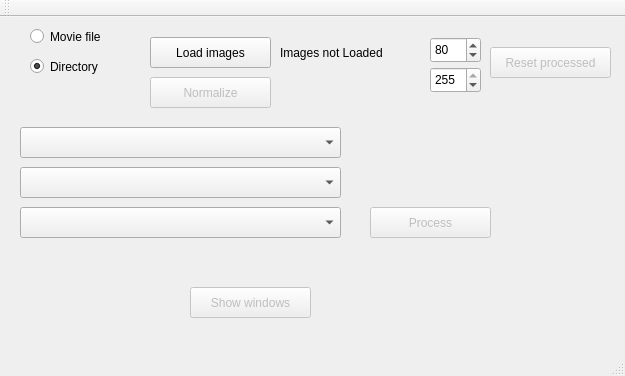
The window that src/GUI/mainwindow.ui (mjedros/mgr) describes before a commit, drawn with Qt 5.
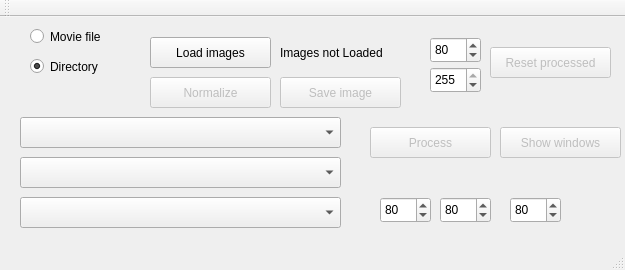
The same window after the commit.

```diff
--- a/src/GUI/mainwindow.ui
+++ b/src/GUI/mainwindow.ui
@@ -7,7 +7,7 @@
     <x>0</x>
     <y>0</y>
     <width>625</width>
-    <height>376</height>
+    <height>270</height>
    </rect>
   </property>
   <property name="windowTitle">
@@ -18,7 +18,7 @@
     <property name="geometry">
      <rect>
       <x>20</x>
-      <y>150</y>
+      <y>100</y>
       <width>321</width>
       <height>31</height>
      </rect>
@@ -31,7 +31,7 @@
     <property name="geometry">
      <rect>
       <x>370</x>
-      <y>190</y>
+      <y>110</y>
       <width>121</width>
       <height>31</height>
      </rect>
@@ -44,7 +44,7 @@
     <property name="geometry">
      <rect>
       <x>20</x>
-      <y>110</y>
+      <y>140</y>
       <width>321</width>
       <height>31</height>
      </rect>
@@ -98,8 +98,8 @@
     </property>
     <property name="geometry">
      <rect>
-      <x>190</x>
-      <y>270</y>
+      <x>500</x>
+      <y>110</y>
       <width>121</width>
       <height>31</height>
      </rect>
@@ -128,7 +128,7 @@
     <property name="geometry">
      <rect>
       <x>20</x>
-      <y>190</y>
+      <y>180</y>
       <width>321</width>
       <height>31</height>
      </rect>
@@ -214,6 +214,70 @@
      <string>Reset processed</string>
     </property>
    </widget>
+   <widget class="QPushButton" name="SaveImage">
+    <property name="enabled">
+     <bool>false</bool>
+    </property>
+    <property name="geometry">
+     <rect>
+      <x>280</x>
+      <y>60</y>
+      <width>121</width>
+      <height>31</height>
+     </rect>
+    </property>
+    <property name="text">
+     <string>Save image</string>
+    </property>
+   </widget>
+   <widget class="QSpinBox" name="lowLewel_2">
+    <property name="geometry">
+     <rect>
+      <x>510</x>
+      <y>180</y>
+      <width>51</width>
+      <height>26</height>
+     </rect>
+    </property>
+    <property name="maximum">
+     <number>255</number>
+    </property>
+    <property name="value">
+     <number>80</number>
+    </property>
+   </widget>
+   <widget class="QSpinBox" name="lowLewel_3">
+    <property name="geometry">
+     <rect>
+      <x>380</x>
+      <y>180</y>
+      <width>51</width>
+      <height>26</height>
+     </rect>
+    </property>
+    <property name="maximum">
+     <number>255</number>
+    </property>
+    <property name="value">
+     <number>80</number>
+    </property>
+   </widget>
+   <widget class="QSpinBox" name="lowLewel_4">
+    <property name="geometry">
+     <rect>
+      <x>440</x>
+      <y>180</y>
+      <width>51</width>
+      <height>26</height>
+     </rect>
+    </property>
+    <property name="maximum">
+     <number>255</number>
+    </property>
+    <property name="value">
+     <number>80</number>
+    </property>
+   </widget>
   </widget>
   <widget class="QMenuBar" name="menuBar">
    <property name="geometry">
```
